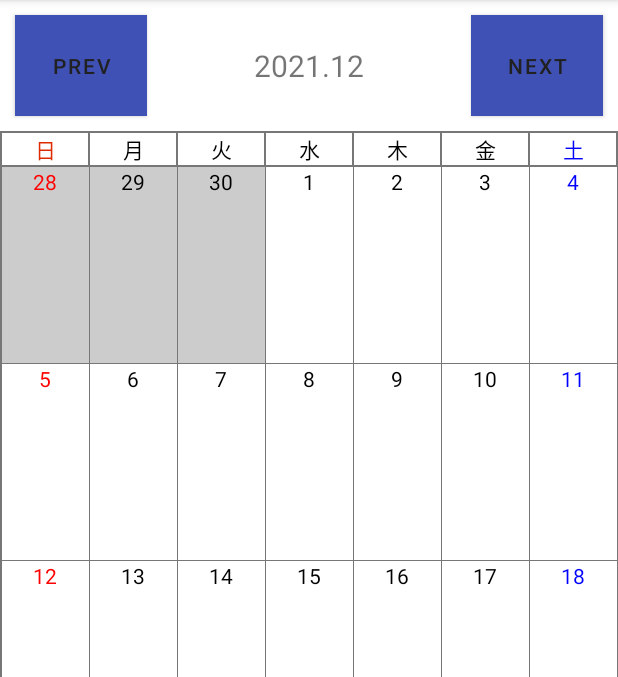
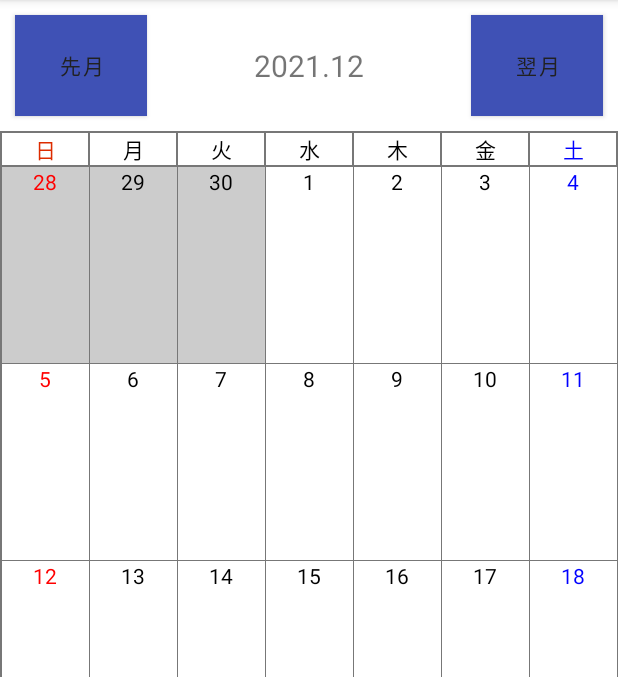
Before and after one commit to pikapika2929/Test, an Android app: the screen it shows after launch (MainActivity), on a phone screen of 412 x 824 dp, the part 84-761 px from its top. Run offline under Robolectric (Android 15) with nearby library versions, the phone set to English and light mode, and no system bars.

```diff
--- a/app/src/main/AndroidManifest.xml
+++ b/app/src/main/AndroidManifest.xml
@@ -18,6 +18,9 @@
                 <category android:name="android.intent.category.LAUNCHER" />
             </intent-filter>
         </activity>
+        <activity android:name=".SyousaiGamen">
+
+        </activity>
     </application>
 
 </manifest>
--- a/app/src/main/res/layout/activity_main.xml
+++ b/app/src/main/res/layout/activity_main.xml
@@ -30,8 +30,8 @@
             android:layout_alignParentLeft="true"
             android:layout_marginVertical="10dp"
             android:layout_marginLeft="10dp"
-            android:background="@color/colorAccent"
-            android:text="Prev"
+            android:background="@color/grayColor"
+            android:text="先月"
             android:textColor="#212121" />
 
         <Button
@@ -41,8 +41,8 @@
             android:layout_alignParentRight="true"
             android:layout_marginVertical="10dp"
             android:layout_marginRight="10dp"
-            android:background="@color/colorAccent"
-            android:text="Next"
+            android:background="@color/grayColor"
+            android:text="翌月"
             android:textColor="#212121" />
     </RelativeLayout>
 
--- a/app/src/main/res/layout/calender_cell.xml
+++ b/app/src/main/res/layout/calender_cell.xml
@@ -7,8 +7,8 @@
         android:id="@+id/dateText"
         android:layout_width="match_parent"
         android:layout_height="wrap_content"
-        android:textAlignment="center"/>
+        android:textAlignment="center" />
 
-    <!--ここに拡張可能-->
+
 
 </RelativeLayout>
--- a/app/src/main/res/values/strings.xml
+++ b/app/src/main/res/values/strings.xml
@@ -1,3 +1,4 @@
 <resources>
     <string name="app_name">Test</string>
+    <string name="back">戻る</string>
 </resources>
```
Also changed, not shown: app/src/main/java/com/example/test/MainActivity.java (+10 -0 lines).
